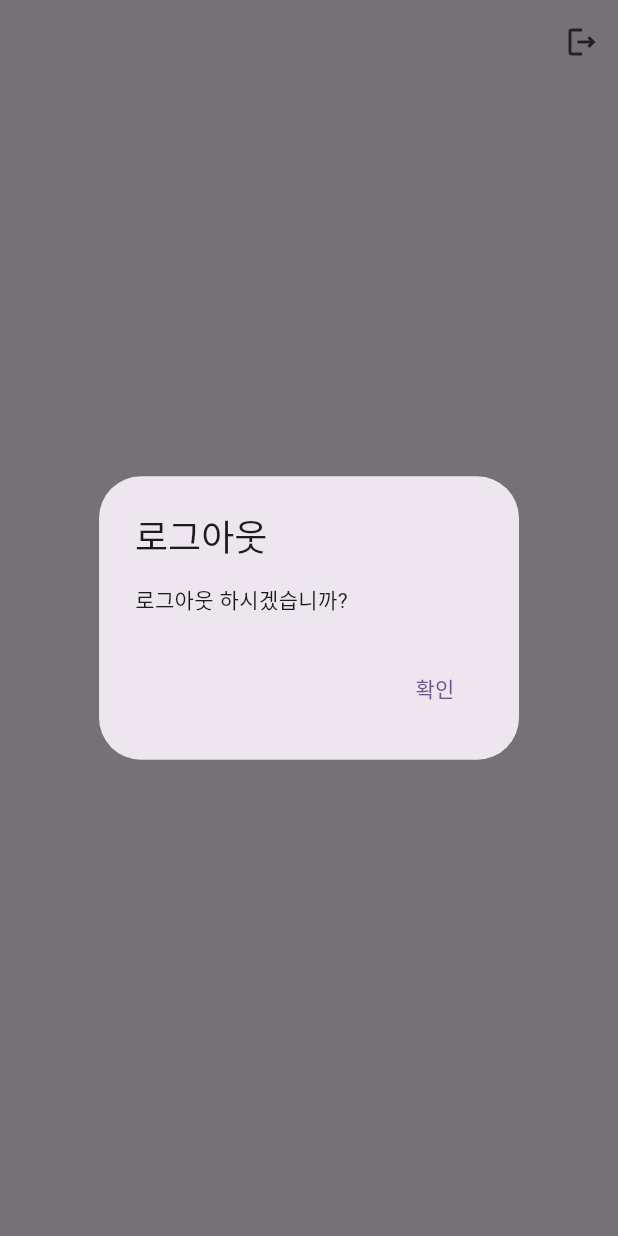
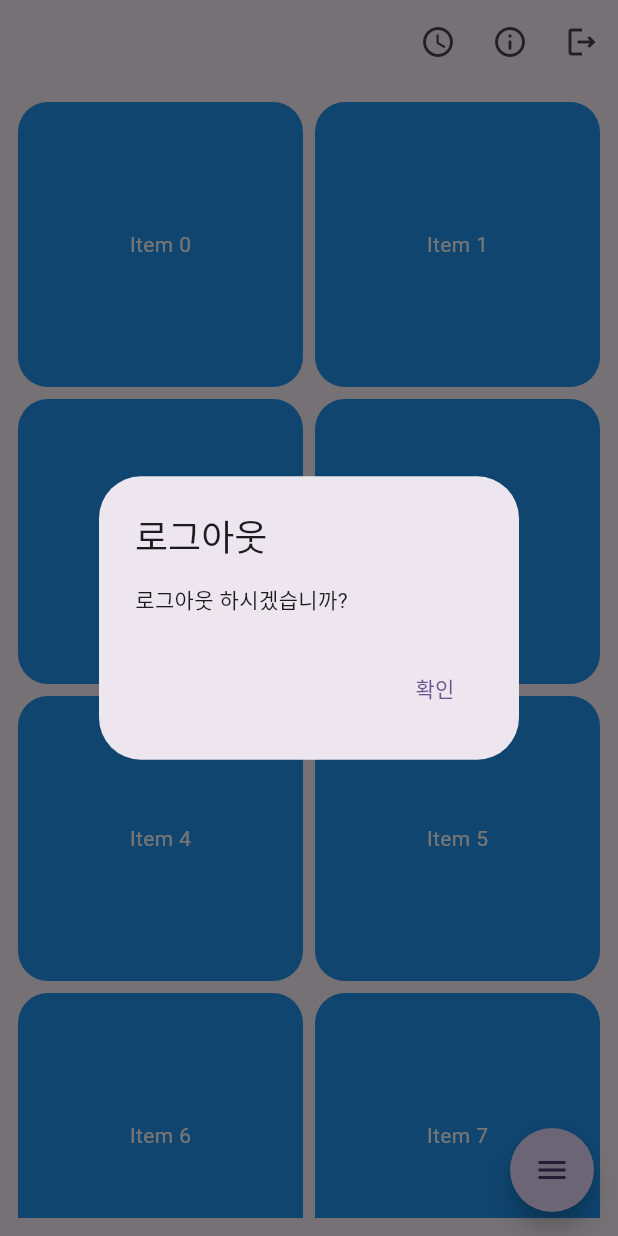
Before and after one commit to wingflower/flutter-pokedex-clean, a Flutter app: the MainScreen screen opened by its route, after a tap on the "logout" icon, on a phone screen of 412 x 824 dp. Run offline on Flutter 3.47's test engine with Material 3 defaults, Android fonts, the phone set to English and light mode, and no system bars; drawn by our look-alikes of flutter_speed_dial; our stand-ins replace firebase_auth, firebase_core, flutter_secure_storage, freezed_annotation, get_it, go_router; accounts and stored records are empty; generated files the repository leaves out were written again.

Commit message:
Feat: 뽑기 화면 생성
- 뽑기 버튼 터치 시 몬스터볼 회전 효과

```diff
--- a/lib/main.dart
+++ b/lib/main.dart
@@ -20,6 +20,7 @@ class MyApp extends StatelessWidget {
   @override
   Widget build(BuildContext context) {
     return MaterialApp.router(
+      debugShowCheckedModeBanner: false,
       routerConfig: routes,
       title: 'Pokedex Clean',
       theme: ThemeData(
--- a/lib/presentation/main/main_screen.dart
+++ b/lib/presentation/main/main_screen.dart
@@ -1,4 +1,5 @@
 import 'package:flutter/material.dart';
+import 'package:flutter_speed_dial/flutter_speed_dial.dart';
 import 'package:go_router/go_router.dart';
 import 'package:pokedex_clean/presentation/common.dart';
 import 'package:pokedex_clean/presentation/main/main_ui_event.dart';
@@ -41,6 +42,14 @@ class _MainScreenState extends State<MainScreen> {
     return Scaffold(
       appBar: AppBar(
         actions: [
+          IconButton(
+            onPressed: () {},
+            icon: const Icon(Icons.access_time),
+          ),
+          IconButton(
+            onPressed: () {},
+            icon: const Icon(Icons.info_outline),
+          ),
           IconButton(onPressed: () {
             showSimpleDialog(
               context,
@@ -51,8 +60,67 @@ class _MainScreenState extends State<MainScreen> {
           }, icon: const Icon(Icons.logout_outlined))
         ],
       ),
-      body: Center(
-        child: Text('Main화면'),
+      body: Padding(
+        padding: const EdgeInsets.all(12.0),
+        child: GridView.builder(
+          gridDelegate: const SliverGridDelegateWithFixedCrossAxisCount(
+            crossAxisCount: 2,
+            crossAxisSpacing: 8.0,
+            mainAxisSpacing: 8.0,
+          ),
+          itemCount: 20,
+          itemBuilder: (context, index) {
+            return GestureDetector(
+              onTap: () {
+                context.go('/main/detail');
+              },
+              child: ClipRRect(
+                borderRadius: BorderRadius.circular(20),
+                child: Container(
+                  color: Colors.blue,
+                  child: Center(
+                    child: Text(
+                      'Item $index',
+                      style: const TextStyle(color: Colors.white),
+                    ),
+                  ),
+                ),
+              ),
+            );
+          },
+        ),
+      ),
+      floatingActionButton: SpeedDial(
+        animatedIcon: AnimatedIcons.menu_close,
+        children: [
+          SpeedDialChild(
+            child: const Icon(Icons.bolt_outlined),
+            shape: RoundedRectangleBorder(
+              borderRadius: BorderRadius.circular(50),
+            ),
+          ),
+          SpeedDialChild(
+            child: const Icon(Icons.sort_by_alpha),
+            shape: RoundedRectangleBorder(
+              borderRadius: BorderRadius.circular(50),
+            ),
+          ),
+          SpeedDialChild(
+            child: const Icon(Icons.circle_outlined),
+            shape: RoundedRectangleBorder(
+              borderRadius: BorderRadius.circular(50),
+            ),
+              onTap: () {
+                context.go('/main/roulette');
+              },
+          ),
+          SpeedDialChild(
+            child: const Icon(Icons.star_border_outlined),
+            shape: RoundedRectangleBorder(
+              borderRadius: BorderRadius.circular(50),
+            ),
+          ),
+        ],
       ),
     );
   }
--- a/lib/presentation/router/routes.dart
+++ b/lib/presentation/router/routes.dart
@@ -1,12 +1,14 @@
 import 'package:go_router/go_router.dart';
 import 'package:pokedex_clean/di/di_setup.dart';
 import 'package:pokedex_clean/domain/model/email_password.dart';
+import 'package:pokedex_clean/presentation/detail_screen/detail_screen.dart';
 import 'package:pokedex_clean/presentation/login/login_screen.dart';
 import 'package:pokedex_clean/presentation/login/login_view_model.dart';
 import 'package:pokedex_clean/presentation/login/reset_password/reset_password_screen.dart';
 import 'package:pokedex_clean/presentation/login/reset_password/reset_password_view_model.dart';
 import 'package:pokedex_clean/presentation/main/main_screen.dart';
 import 'package:pokedex_clean/presentation/main/main_view_model.dart';
+import 'package:pokedex_clean/presentation/roulette/roulette_screen.dart';
 import 'package:pokedex_clean/presentation/splash/splash_screen.dart';
 import 'package:pokedex_clean/presentation/splash/splash_view_model.dart';
 import 'package:pokedex_clean/presentation/verify/verify_screen.dart';
@@ -18,23 +20,18 @@ final routes = GoRouter(
   routes: [
     GoRoute(
       path: '/splash',
-      builder: (_, __) => ChangeNotifierProvider(
-          create: (_) => getIt<SplashViewModel>(),
-          child: const SplashScreen()),
+      builder: (_, __) => ChangeNotifierProvider(create: (_) => getIt<SplashViewModel>(), child: const SplashScreen()),
     ),
     GoRoute(
       path: '/login',
-      builder: (_, __) => ChangeNotifierProvider(
-          create: (_) => getIt<LoginViewModel>(),
-          child: const LoginScreen()),
+      builder: (_, __) => ChangeNotifierProvider(create: (_) => getIt<LoginViewModel>(), child: const LoginScreen()),
       routes: [
         GoRoute(
             path: 'verify',
             builder: (_, state) => ChangeNotifierProvider(
-              create: (_) => getIt<VerifyViewModel>(),
-              child: VerifyScreen(emailPassword: state.extra as EmailPassword),
-            )
-        ),
+                  create: (_) => getIt<VerifyViewModel>(),
+                  child: VerifyScreen(emailPassword: state.extra as EmailPassword),
+                )),
         GoRoute(
           path: 'reset_password',
           builder: (_, state) {
@@ -42,16 +39,26 @@ final routes = GoRouter(
               create: (_) => getIt<ResetPasswordViewModel>(),
               child: ResetPasswordScreen(email: state.extra?.toString()),
             );
-          }
+          },
         ),
-      ]
+      ],
     ),
     GoRoute(
       path: '/main',
       builder: (_, __) => ChangeNotifierProvider(
-          create: (_) => getIt<MainViewModel>(),
-          child: const MainScreen(),
+        create: (_) => getIt<MainViewModel>(),
+        child: const MainScreen(),
       ),
+      routes: [
+        GoRoute(
+          path: 'roulette',
+          builder: (_, __) => const RouletteScreen(),
+        ),
+        GoRoute(
+          path: 'detail',
+          builder: (_, __) => const DetailScreen(),
+        ),
+      ],
     ),
   ],
 );
--- a/pubspec.yaml
+++ b/pubspec.yaml
@@ -43,6 +43,7 @@ dependencies:
   flutter_secure_storage: ^9.0.0
   freezed_annotation: ^2.4.1
   json_annotation: ^4.8.1
+  flutter_speed_dial: ^7.0.0
 
 dev_dependencies:
   flutter_test:
@@ -70,7 +71,8 @@ flutter:
   uses-material-design: true
 
   # To add assets to your application, add an assets section, like this:
-  # assets:
+  assets:
+    - assets/images/pokeball/
   #   - images/a_dot_burr.jpeg
   #   - images/a_dot_ham.jpeg
 
```
Also changed, not shown: pubspec.lock, 1 other file.
